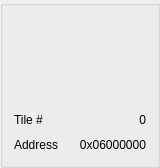
Qt form Libretro/mgba/src/platform/qt/AssetTile.ui (kiddreads/Avalon-copy2) before a commit.
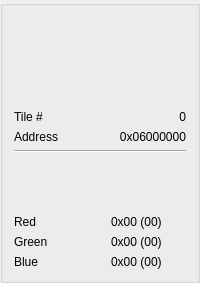
The same form after that commit. Custom widgets are drawn as their Qt base class.

Commit message: Qt: Add color picker to tile viewer

What changed in the file:
```diff
--- a/Libretro/mgba/src/platform/qt/AssetTile.ui
+++ b/Libretro/mgba/src/platform/qt/AssetTile.ui
@@ -2,34 +2,20 @@
 <ui version="4.0">
  <class>AssetTile</class>
   <widget class="QGroupBox" name="AssetTile">
-   <property name="geometry">
-    <rect>
-     <x>120</x>
-     <y>50</y>
-     <width>160</width>
-     <height>168</height>
-    </rect>
+  <property name="sizePolicy">
+   <sizepolicy hsizetype="Fixed" vsizetype="Preferred">
+    <horstretch>0</horstretch>
+    <verstretch>0</verstretch>
+   </sizepolicy>
    </property>
   <property name="windowTitle">
    <string>AssetTile</string>
   </property>
-   <property name="sizePolicy">
-    <sizepolicy hsizetype="Fixed" vsizetype="Preferred">
-     <horstretch>0</horstretch>
-     <verstretch>0</verstretch>
-    </sizepolicy>
-   </property>
-   <property name="maximumSize">
-    <size>
-     <width>170</width>
-     <height>192</height>
-    </size>
-   </property>
    <property name="title">
     <string/>
    </property>
-   <layout class="QVBoxLayout" name="verticalLayout_2">
-    <item>
+  <layout class="QVBoxLayout" name="verticalLayout">
+   <item alignment="Qt::AlignHCenter">
      <widget class="QGBA::Swatch" name="preview" native="true">
       <property name="minimumSize">
        <size>
@@ -81,6 +67,86 @@
       </item>
      </layout>
     </item>
+   <item>
+    <widget class="Line" name="line">
+     <property name="orientation">
+      <enum>Qt::Horizontal</enum>
+     </property>
+    </widget>
+   </item>
+   <item alignment="Qt::AlignHCenter">
+    <widget class="QGBA::Swatch" name="color" native="true">
+     <property name="sizePolicy">
+      <sizepolicy hsizetype="Preferred" vsizetype="Preferred">
+       <horstretch>0</horstretch>
+       <verstretch>0</verstretch>
+      </sizepolicy>
+     </property>
+     <property name="minimumSize">
+      <size>
+       <width>50</width>
+       <height>50</height>
+      </size>
+     </property>
+    </widget>
+   </item>
+   <item>
+    <layout class="QHBoxLayout" name="horizontalLayout_3">
+     <item>
+      <layout class="QVBoxLayout" name="verticalLayout_9">
+       <item>
+        <widget class="QLabel" name="label_4">
+         <property name="text">
+          <string>Red</string>
+         </property>
+        </widget>
+       </item>
+       <item>
+        <widget class="QLabel" name="label_5">
+         <property name="text">
+          <string>Green</string>
+         </property>
+        </widget>
+       </item>
+       <item>
+        <widget class="QLabel" name="label_6">
+         <property name="text">
+          <string>Blue</string>
+         </property>
+        </widget>
+       </item>
+      </layout>
+     </item>
+     <item>
+      <layout class="QVBoxLayout" name="verticalLayout_10">
+       <property name="leftMargin">
+        <number>8</number>
+       </property>
+       <item>
+        <widget class="QLabel" name="r">
+         <property name="text">
+          <string>0x00 (00)</string>
+         </property>
+        </widget>
+       </item>
+       <item>
+        <widget class="QLabel" name="g">
+         <property name="text">
+          <string>0x00 (00)</string>
+         </property>
+        </widget>
+       </item>
+       <item>
+        <widget class="QLabel" name="b">
+         <property name="text">
+          <string>0x00 (00)</string>
+         </property>
+        </widget>
+       </item>
+      </layout>
+     </item>
+    </layout>
+   </item>
    </layout>
  </widget>
  <customwidgets>
```
Lines whose indentation alone changed are shown as unchanged. The commit also changes 2 other files.
